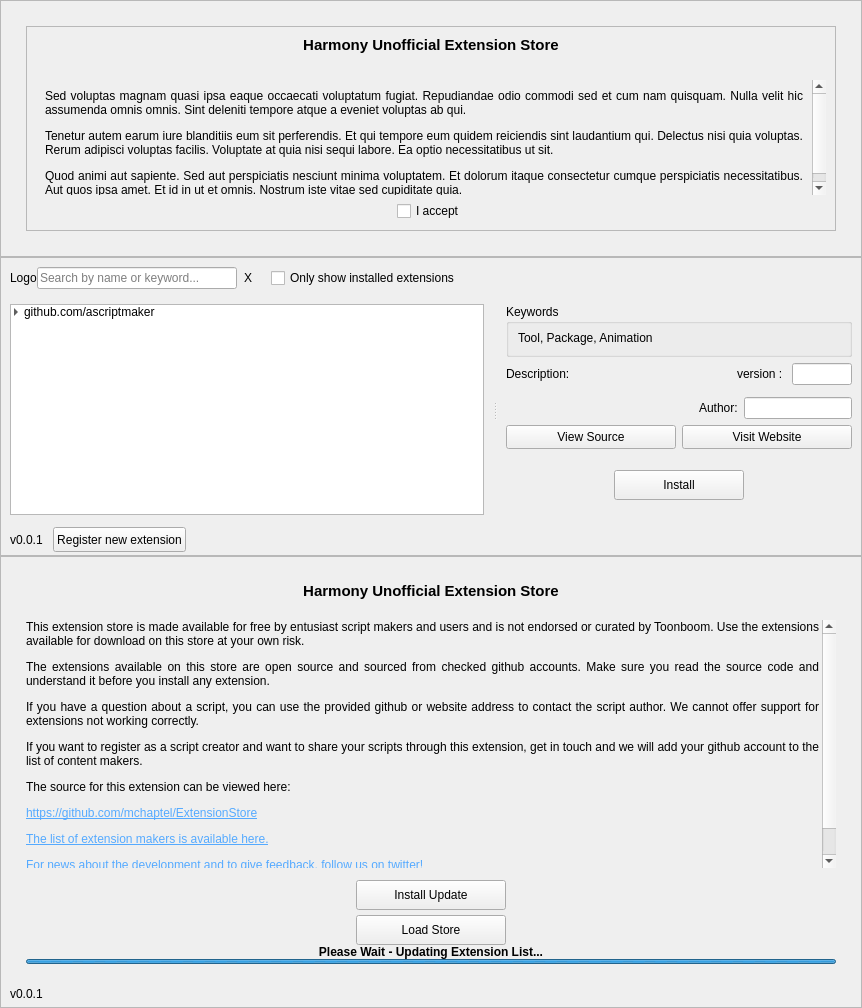
Old version of the form ExtensionStore/resources/store.ui in the repository mchaptel/ExtensionStore.
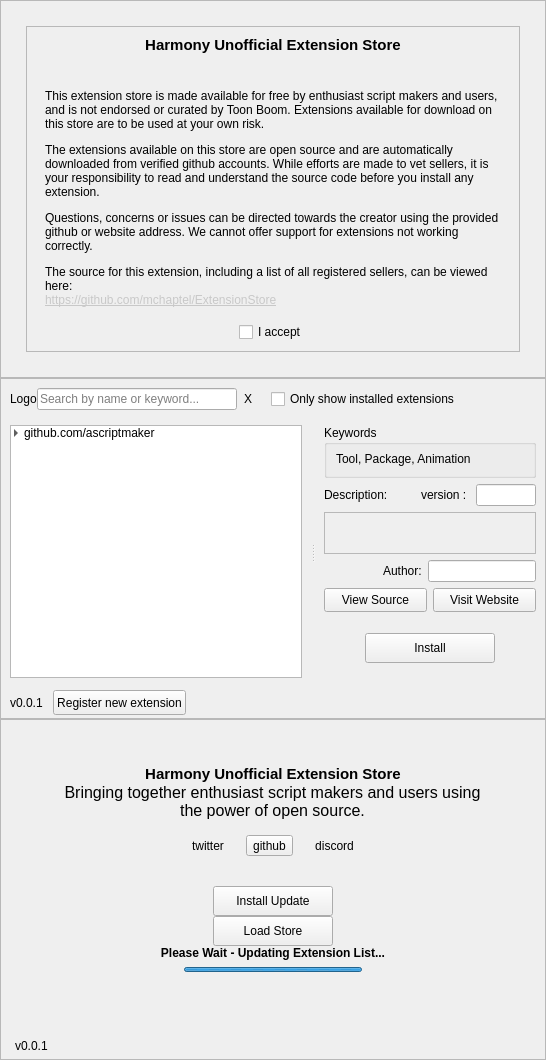
New version of the form.

Commit message: Reworked EULA and About pages.

The edit to the form file:
```diff
--- a/ExtensionStore/resources/store.ui
+++ b/ExtensionStore/resources/store.ui
@@ -6,10 +6,16 @@
    <rect>
     <x>0</x>
     <y>0</y>
-    <width>862</width>
-    <height>1008</height>
+    <width>546</width>
+    <height>1060</height>
    </rect>
   </property>
+  <property name="minimumSize">
+   <size>
+    <width>70</width>
+    <height>50</height>
+   </size>
+  </property>
   <property name="windowTitle">
    <string>Form</string>
   </property>
@@ -101,18 +107,18 @@
              <rect>
               <x>0</x>
               <y>0</y>
-              <width>773</width>
-              <height>120</height>
+              <width>474</width>
+              <height>201</height>
              </rect>
             </property>
             <layout class="QVBoxLayout" name="verticalLayout_10">
              <item>
               <widget class="QLabel" name="eulaText">
                <property name="text">
-                <string>&lt;html&gt;&lt;head/&gt;&lt;body&gt;&lt;p&gt;Sed voluptas magnam quasi ipsa eaque occaecati voluptatum fugiat. Repudiandae odio commodi sed et cum nam quisquam. Nulla velit hic assumenda omnis omnis. Sint deleniti tempore atque a eveniet voluptas ab qui. &lt;/p&gt;&lt;p&gt;Tenetur autem earum iure blanditiis eum sit perferendis. Et qui tempore eum quidem reiciendis sint laudantium qui. Delectus nisi quia voluptas. Rerum adipisci voluptas facilis. Voluptate at quia nisi sequi labore. Ea optio necessitatibus ut sit. &lt;/p&gt;&lt;p&gt;Quod animi aut sapiente. Sed aut perspiciatis nesciunt minima voluptatem. Et dolorum itaque consectetur cumque perspiciatis necessitatibus. Aut quos ipsa amet. Et id in ut et omnis. Nostrum iste vitae sed cupiditate quia. &lt;/p&gt;&lt;/body&gt;&lt;/html&gt;</string>
+                <string>&lt;html&gt;&lt;head/&gt;&lt;body&gt;&lt;p&gt;This extension store is made available for free by enthusiast script makers and users, and is not endorsed or curated by Toon Boom. Extensions available for download on this store are to be used at your own risk.&lt;/p&gt;&lt;p&gt;The extensions available on this store are open source and are automatically downloaded from verified github accounts. While efforts are made to vet sellers, it is your responsibility to read and understand the source code before you install any extension.&lt;/p&gt;&lt;p&gt;Questions, concerns or issues can be directed towards the creator using the provided github or website address. We cannot offer support for extensions not working correctly.&lt;/p&gt;&lt;p&gt;The source for this extension, including a list of all registered sellers, can be viewed here: &lt;br/&gt;&lt;a href=&quot;https://github.com/mchaptel/ExtensionStore&quot;&gt;&lt;span style=&quot; text-decoration: underline; color:#c8c8c8;&quot;&gt;https://github.com/mchaptel/ExtensionStore&lt;/span&gt;&lt;/a&gt;&lt;/p&gt;&lt;/body&gt;&lt;/html&gt;</string>
                </property>
                <property name="alignment">
-                <set>Qt::AlignJustify|Qt::AlignTop</set>
+                <set>Qt::AlignLeading|Qt::AlignLeft|Qt::AlignTop</set>
                </property>
                <property name="wordWrap">
                 <bool>true</bool>
@@ -801,13 +807,13 @@
        <number>0</number>
       </property>
       <property name="leftMargin">
-       <number>0</number>
+       <number>5</number>
       </property>
       <property name="topMargin">
        <number>0</number>
       </property>
       <property name="rightMargin">
-       <number>0</number>
+       <number>5</number>
       </property>
       <property name="bottomMargin">
        <number>0</number>
@@ -817,106 +823,80 @@
         <property name="spacing">
          <number>0</number>
         </property>
+        <property name="sizeConstraint">
+         <enum>QLayout::SetDefaultConstraint</enum>
+        </property>
         <property name="leftMargin">
-         <number>25</number>
+         <number>0</number>
         </property>
         <property name="topMargin">
-         <number>25</number>
+         <number>0</number>
         </property>
         <property name="rightMargin">
-         <number>25</number>
+         <number>0</number>
         </property>
         <property name="bottomMargin">
          <number>9</number>
         </property>
-        <item>
-         <widget class="QLabel" name="storeLabel">
-          <property name="sizePolicy">
-           <sizepolicy hsizetype="Preferred" vsizetype="Maximum">
-            <horstretch>0</horstretch>
-            <verstretch>1</verstretch>
-           </sizepolicy>
-          </property>
-          <property name="text">
-           <string>&lt;html&gt;&lt;head/&gt;&lt;body&gt;&lt;p&gt;&lt;span style=&quot; font-size:11pt; font-weight:600;&quot;&gt;Harmony Unofficial Extension Store&lt;/span&gt;&lt;/p&gt;&lt;/body&gt;&lt;/html&gt;</string>
-          </property>
-          <property name="textFormat">
-           <enum>Qt::RichText</enum>
-          </property>
-          <property name="alignment">
-           <set>Qt::AlignCenter</set>
-          </property>
-         </widget>
-        </item>
         <item>
          <spacer name="verticalSpacer">
           <property name="orientation">
            <enum>Qt::Vertical</enum>
           </property>
           <property name="sizeType">
-           <enum>QSizePolicy::Fixed</enum>
+           <enum>QSizePolicy::Expanding</enum>
           </property>
           <property name="sizeHint" stdset="0">
            <size>
             <width>20</width>
-            <height>20</height>
+            <height>40</height>
            </size>
           </property>
          </spacer>
         </item>
         <item>
-         <widget class="QScrollArea" name="scrollArea">
-          <property name="styleSheet">
-           <string notr="true"/>
-          </property>
-          <property name="frameShape">
-           <enum>QFrame::NoFrame</enum>
-          </property>
-          <property name="frameShadow">
-           <enum>QFrame::Plain</enum>
-          </property>
-          <property name="widgetResizable">
-           <bool>true</bool>
-          </property>
-          <widget class="QWidget" name="scrollAreaWidgetContents">
-           <property name="geometry">
-            <rect>
-             <x>0</x>
-             <y>0</y>
-             <width>793</width>
-             <height>240</height>
-            </rect>
-           </property>
-           <layout class="QVBoxLayout" name="verticalLayout_7">
-            <property name="spacing">
-             <number>0</number>
+         <layout class="QGridLayout" name="aboutHeaderLayout">
+          <item row="0" column="0">
+           <widget class="QLabel" name="storeLabel">
+            <property name="sizePolicy">
+             <sizepolicy hsizetype="Preferred" vsizetype="Fixed">
+              <horstretch>0</horstretch>
+              <verstretch>1</verstretch>
+             </sizepolicy>
             </property>
-            <property name="leftMargin">
-             <number>0</number>
+            <property name="text">
+             <string>&lt;html&gt;&lt;head/&gt;&lt;body&gt;&lt;p&gt;&lt;span style=&quot; font-size:11pt; font-weight:600;&quot;&gt;Harmony Unofficial Extension Store&lt;/span&gt;&lt;/p&gt;&lt;/body&gt;&lt;/html&gt;</string>
             </property>
-            <property name="topMargin">
-             <number>0</number>
+            <property name="textFormat">
+             <enum>Qt::RichText</enum>
             </property>
-            <property name="rightMargin">
-             <number>3</number>
+            <property name="alignment">
+             <set>Qt::AlignCenter</set>
             </property>
-            <property name="bottomMargin">
-             <number>0</number>
-            </property>
+           </widget>
+          </item>
+          <item row="2" column="0">
+           <layout class="QHBoxLayout" name="horizontalLayout_5">
             <item>
              <widget class="QLabel" name="label_3">
               <property name="sizePolicy">
-               <sizepolicy hsizetype="Preferred" vsizetype="MinimumExpanding">
+               <sizepolicy hsizetype="Fixed" vsizetype="Fixed">
                 <horstretch>0</horstretch>
                 <verstretch>0</verstretch>
                </sizepolicy>
               </property>
               <property name="minimumSize">
                <size>
-                <width>500</width>
+                <width>70</width>
                 <height>0</height>
                </size>
               </property>
+              <property name="maximumSize">
+               <size>
+                <width>425</width>
+                <height>70</height>
+               </size>
+              </property>
               <property name="autoFillBackground">
                <bool>false</bool>
               </property>
@@ -924,7 +904,7 @@
                <string notr="true"/>
               </property>
               <property name="text">
-               <string>&lt;html&gt;&lt;head/&gt;&lt;body&gt;&lt;p&gt;This extension store is made available for free by entusiast script makers and users and is not endorsed or curated by Toonboom. Use the extensions available for download on this store at your own risk.&lt;/p&gt;&lt;p&gt;The extensions available on this store are open source and sourced from checked github accounts. Make sure you read the source code and understand it before you install any extension.&lt;/p&gt;&lt;p&gt;If you have a question about a script, you can use the provided github or website address to contact the script author. We cannot offer support for extensions not working correctly.&lt;/p&gt;&lt;p&gt;If you want to register as a script creator and want to share your scripts through this extension, get in touch and we will add your github account to the list of content makers.&lt;/p&gt;&lt;p&gt;The source for this extension can be viewed here: &lt;/p&gt;&lt;p&gt;&lt;a href=&quot;https://github.com/mchaptel/ExtensionStore/tree/master/packages/ExtensionStore&quot;&gt;&lt;span style=&quot; text-decoration: underline; color:#55aaff;&quot;&gt;https://github.com/mchaptel/ExtensionStore&lt;/span&gt;&lt;/a&gt;&lt;/p&gt;&lt;p&gt;&lt;a href=&quot;https://github.com/mchaptel/ExtensionStore/blob/master/SELLERSLIST&quot;&gt;&lt;span style=&quot; text-decoration: underline; color:#55aaff;&quot;&gt;The list of extension makers is available here.&lt;/span&gt;&lt;/a&gt;&lt;/p&gt;&lt;p&gt;&lt;a href=&quot;https://twitter.com/mathieuchaptel&quot;&gt;&lt;span style=&quot; text-decoration: underline; color:#55aaff;&quot;&gt;For news about the development and to give feedback, follow us on twitter!&lt;/span&gt;&lt;/a&gt;&lt;/p&gt;&lt;/body&gt;&lt;/html&gt;</string>
+               <string>&lt;html&gt;&lt;head/&gt;&lt;body&gt;&lt;p align=&quot;center&quot;&gt;&lt;span style=&quot; font-size:12pt;&quot;&gt;Bringing together enthusiast script makers and users using the power of open source.&lt;/span&gt;&lt;/p&gt;&lt;/body&gt;&lt;/html&gt;</string>
               </property>
               <property name="textFormat">
                <enum>Qt::AutoText</enum>
@@ -936,13 +916,160 @@
                <bool>true</bool>
               </property>
               <property name="openExternalLinks">
+               <bool>false</bool>
+              </property>
+             </widget>
+            </item>
+           </layout>
+          </item>
+          <item row="4" column="0">
+           <layout class="QHBoxLayout" name="socialLayout">
+            <property name="leftMargin">
+             <number>0</number>
+            </property>
+            <property name="rightMargin">
+             <number>0</number>
+            </property>
+            <item>
+             <spacer name="horizontalSpacer_13">
+              <property name="orientation">
+               <enum>Qt::Horizontal</enum>
+              </property>
+              <property name="sizeType">
+               <enum>QSizePolicy::Expanding</enum>
+              </property>
+              <property name="sizeHint" stdset="0">
+               <size>
+                <width>40</width>
+                <height>20</height>
+               </size>
+              </property>
+             </spacer>
+            </item>
+            <item>
+             <widget class="QToolButton" name="twitterButton">
+              <property name="toolTip">
+               <string>https://twitter.com/mathieuchaptel</string>
+              </property>
+              <property name="text">
+               <string>twitter</string>
+              </property>
+              <property name="iconSize">
+               <size>
+                <width>24</width>
+                <height>24</height>
+               </size>
+              </property>
+              <property name="autoRaise">
                <bool>true</bool>
               </property>
              </widget>
             </item>
+            <item>
+             <spacer name="horizontalSpacer_11">
+              <property name="orientation">
+               <enum>Qt::Horizontal</enum>
+              </property>
+              <property name="sizeType">
+               <enum>QSizePolicy::Maximum</enum>
+              </property>
+              <property name="sizeHint" stdset="0">
+               <size>
+                <width>15</width>
+                <height>20</height>
+               </size>
+              </property>
+             </spacer>
+            </item>
+            <item>
+             <widget class="QToolButton" name="githubButton">
+              <property name="toolTip">
+               <string>https://github.com/mchaptel/ExtensionStore</string>
+              </property>
+              <property name="text">
+               <string>github</string>
+              </property>
+              <property name="iconSize">
+               <size>
+                <width>24</width>
+                <height>24</height>
+               </size>
+              </property>
+              <property name="autoRaise">
+               <bool>false</bool>
+              </property>
+             </widget>
+            </item>
+            <item>
+             <spacer name="horizontalSpacer_12">
+              <property name="orientation">
+               <enum>Qt::Horizontal</enum>
+              </property>
+              <property name="sizeType">
+               <enum>QSizePolicy::Maximum</enum>
+              </property>
+              <property name="sizeHint" stdset="0">
+               <size>
+                <width>15</width>
+                <height>20</height>
+               </size>
+              </property>
+             </spacer>
+            </item>
+            <item>
+             <widget class="QToolButton" name="discordButton">
+              <property name="toolTip">
+               <string>https://discord.gg/ETNmCWYN</string>
+              </property>
+              <property name="text">
+               <string>discord</string>
+              </property>
+              <property name="iconSize">
+               <size>
+                <width>24</width>
+                <height>24</height>
+               </size>
+              </property>
+              <property name="autoRaise">
+               <bool>true</bool>
+              </property>
+             </widget>
+            </item>
+            <item>
+             <spacer name="horizontalSpacer_14">
+              <property name="orientation">
+               <enum>Qt::Horizontal</enum>
+              </property>
+              <property name="sizeType">
+               <enum>QSizePolicy::Expanding</enum>
+              </property>
+              <property name="sizeHint" stdset="0">
+               <size>
+                <width>40</width>
+                <height>20</height>
+               </size>
+              </property>
+             </spacer>
+            </item>
            </layout>
-          </widget>
-         </widget>
+          </item>
+          <item row="3" column="0">
+           <spacer name="verticalSpacer_5">
+            <property name="orientation">
+             <enum>Qt::Vertical</enum>
+            </property>
+            <property name="sizeType">
+             <enum>QSizePolicy::Maximum</enum>
+            </property>
+            <property name="sizeHint" stdset="0">
+             <size>
+              <width>20</width>
+              <height>15</height>
+             </size>
+            </property>
+           </spacer>
+          </item>
+         </layout>
         </item>
         <item>
          <spacer name="verticalSpacer_2">
@@ -955,51 +1082,32 @@
           <property name="sizeHint" stdset="0">
            <size>
             <width>0</width>
-            <height>37</height>
+            <height>0</height>
            </size>
           </property>
          </spacer>
         </item>
         <item>
-         <spacer name="verticalSpacer_5">
-          <property name="orientation">
-           <enum>Qt::Vertical</enum>
-          </property>
-          <property name="sizeType">
-           <enum>QSizePolicy::Minimum</enum>
-          </property>
-          <property name="sizeHint" stdset="0">
-           <size>
-            <width>20</width>
-            <height>6</height>
-           </size>
-          </property>
-         </spacer>
-        </item>
-        <item>
-         <layout class="QVBoxLayout" name="verticalLayout_8">
+         <layout class="QVBoxLayout" name="aboutLoadLayout">
           <item>
-           <layout class="QGridLayout" name="gridLayout">
-            <item row="3" column="0">
-             <widget class="QPushButton" name="loadStoreButton">
-              <property name="minimumSize">
-               <size>
-                <width>80</width>
-                <height>30</height>
-               </size>
-              </property>
-              <property name="maximumSize">
-               <size>
-                <width>150</width>
-                <height>16777215</height>
-               </size>
-              </property>
-              <property name="text">
-               <string>Load Store</string>
-              </property>
-             </widget>
-            </item>
-            <item row="1" column="0">
+           <spacer name="verticalSpacer_8">
+            <property name="orientation">
+             <enum>Qt::Vertical</enum>
+            </property>
+            <property name="sizeType">
+             <enum>QSizePolicy::Fixed</enum>
+            </property>
+            <property name="sizeHint" stdset="0">
+             <size>
+              <width>20</width>
+              <height>30</height>
+             </size>
+            </property>
+           </spacer>
+          </item>
+          <item>
+           <layout class="QHBoxLayout" name="horizontalLayout_16">
+            <item>
              <widget class="QPushButton" name="updateButton">
               <property name="sizePolicy">
                <sizepolicy hsizetype="Minimum" vsizetype="Fixed">
@@ -1009,13 +1117,13 @@
               </property>
               <property name="minimumSize">
                <size>
-                <width>80</width>
+                <width>120</width>
                 <height>30</height>
                </size>
               </property>
               <property name="maximumSize">
                <size>
-                <width>200</width>
+                <width>120</width>
                 <height>16777215</height>
                </size>
               </property>
@@ -1024,21 +1132,28 @@
               </property>
              </widget>
             </item>
-            <item row="2" column="0">
-             <spacer name="verticalSpacer_7">
-              <property name="orientation">
-               <enum>Qt::Vertical</enum>
+           </layout>
+          </item>
+          <item>
+           <layout class="QHBoxLayout" name="horizontalLayout_17">
+            <item>
+             <widget class="QPushButton" name="loadStoreButton">
+              <property name="minimumSize">
+               <size>
+                <width>120</width>
+                <height>30</height>
+               </size>
               </property>
-              <property name="sizeType">
-               <enum>QSizePolicy::Fixed</enum>
-              </property>
-              <property name="sizeHint" stdset="0">
+              <property name="maximumSize">
                <size>
-                <width>0</width>
-                <height>5</height>
+                <width>120</width>
+                <height>16777215</height>
                </size>
               </property>
-             </spacer>
+              <property name="text">
+               <string>Load Store</string>
+              </property>
+             </widget>
             </item>
            </layout>
           </item>
@@ -1056,20 +1171,56 @@
            </widget>
           </item>
           <item>
-           <widget class="QProgressBar" name="updateProgress">
-            <property name="maximumSize">
-             <size>
-              <width>16777215</width>
-              <height>5</height>
-             </size>
-            </property>
-            <property name="maximum">
-             <number>0</number>
-            </property>
-            <property name="value">
-             <number>-1</number>
-            </property>
-           </widget>
+           <layout class="QHBoxLayout" name="horizontalLayout_14">
+            <item>
+             <spacer name="horizontalSpacer_10">
+              <property name="orientation">
+               <enum>Qt::Horizontal</enum>
+              </property>
+              <property name="sizeHint" stdset="0">
+               <size>
+                <width>20</width>
+                <height>20</height>
+               </size>
+              </property>
+             </spacer>
+            </item>
+            <item>
+             <widget class="QProgressBar" name="updateProgress">
+              <property name="sizePolicy">
+               <sizepolicy hsizetype="Expanding" vsizetype="Fixed">
+                <horstretch>0</horstretch>
+                <verstretch>0</verstretch>
+               </sizepolicy>
+              </property>
+              <property name="maximumSize">
+               <size>
+                <width>16777215</width>
+                <height>5</height>
+               </size>
+              </property>
+              <property name="maximum">
+               <number>0</number>
+              </property>
+              <property name="value">
+               <number>-1</number>
+              </property>
+             </widget>
+            </item>
+            <item>
+             <spacer name="horizontalSpacer_9">
+              <property name="orientation">
+               <enum>Qt::Horizontal</enum>
+              </property>
+              <property name="sizeHint" stdset="0">
+               <size>
+                <width>20</width>
+                <height>20</height>
+               </size>
+              </property>
+             </spacer>
+            </item>
+           </layout>
           </item>
          </layout>
         </item>
@@ -1079,12 +1230,12 @@
            <enum>Qt::Vertical</enum>
           </property>
           <property name="sizeType">
-           <enum>QSizePolicy::Maximum</enum>
+           <enum>QSizePolicy::Expanding</enum>
           </property>
           <property name="sizeHint" stdset="0">
            <size>
             <width>20</width>
-            <height>40</height>
+            <height>0</height>
            </size>
           </property>
          </spacer>
```
Left out of the diff: 3 changed lines with no effect on the pictures. The commit also changes 5 other files.
